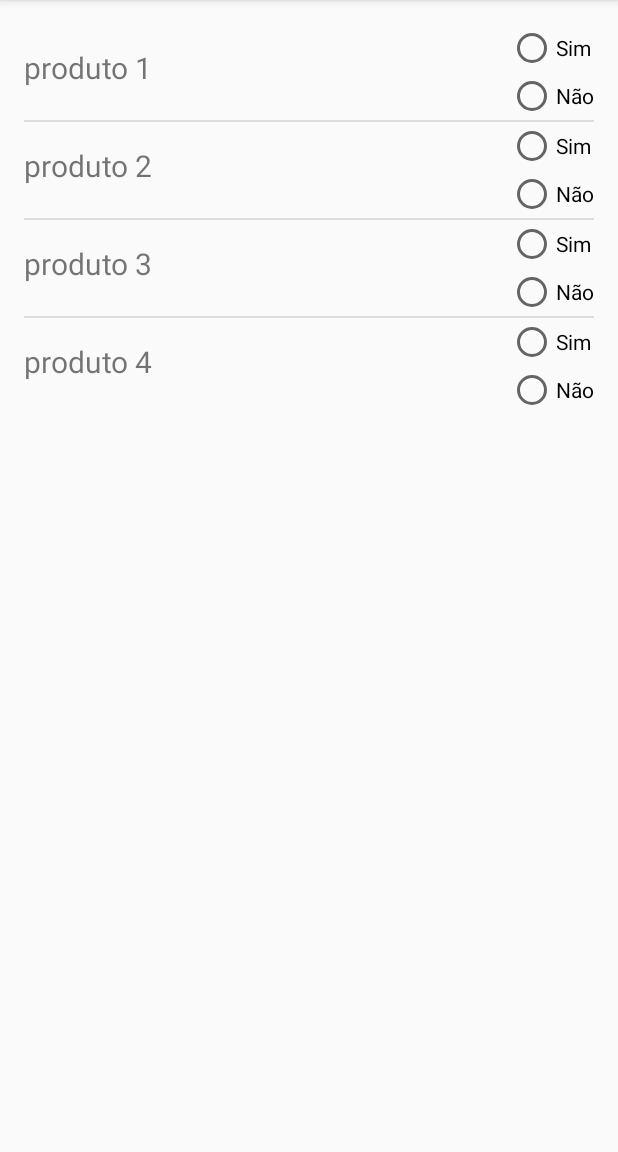
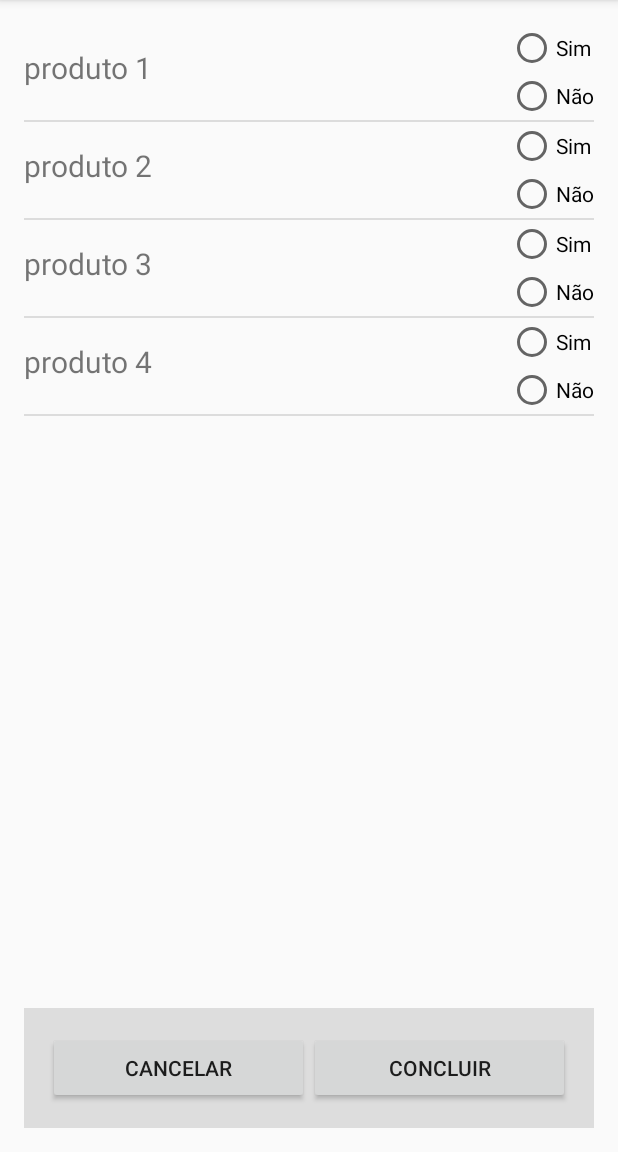
Before and after one commit to lucasaraujoo/StoreCheck, an Android app: the EscolherItensCotar screen opened directly, with no data from a screen before it, on a phone screen of 412 x 824 dp, the part 84-1236 px from its top. Run offline under Robolectric (Android 15) with nearby library versions, the phone set to English and light mode, and no system bars.

```diff
--- a/app/src/main/res/layout/activity_escolher_itens_cotar.xml
+++ b/app/src/main/res/layout/activity_escolher_itens_cotar.xml
@@ -12,6 +12,28 @@
 
     <ListView
         android:layout_width="wrap_content"
+        android:layout_height="400dp"
+        android:id="@+id/listaProdutos"></ListView>
+    <LinearLayout
+        android:id="@+id/linearLayout1"
+        android:layout_width="match_parent"
         android:layout_height="wrap_content"
-        android:id="@+id/listaProdutos"></ListView>
+        android:orientation="horizontal"
+        android:background="#DDDDDD"
+        android:padding="@dimen/activity_vertical_margin"
+        android:layout_alignParentBottom="true" >
+        <Button
+            android:id="@+id/btCancelar"
+            android:layout_width="0dp"
+            android:layout_height="wrap_content"
+            android:layout_weight="1"
+            android:text="Cancelar" />
+        <Button
+            android:id="@+id/btSalvar"
+            android:layout_width="0dp"
+            android:layout_height="wrap_content"
+            android:layout_weight="1"
+            android:text="Concluir" />
+    </LinearLayout>
+
 </RelativeLayout>
```
Also changed, not shown: app/src/main/java/badgears/storecheck/Controladores/ControladorCotacao.java (+9 -0 lines), app/src/main/java/badgears/storecheck/EscolherItensCotar.java (+52 -2 lines).
